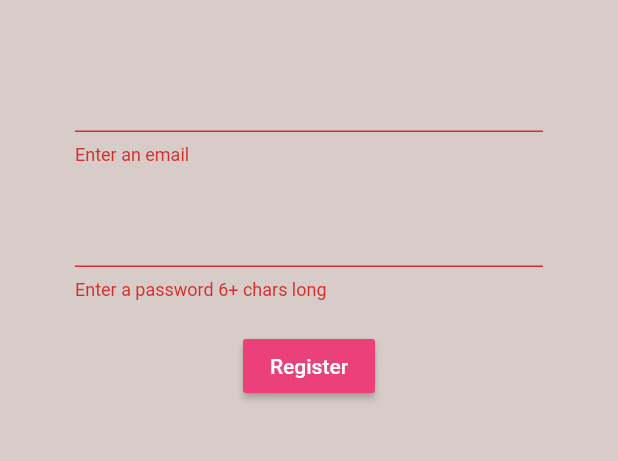
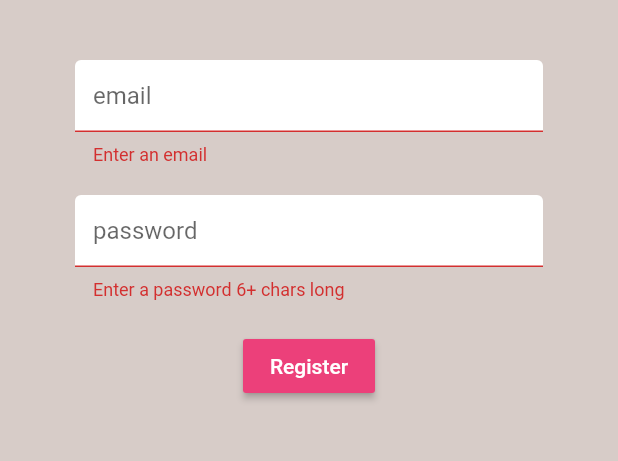
Before and after one commit to shashwat1998/flutterTutorial, a Flutter app: the Register screen opened directly, after a tap on "Register", on a phone screen of 412 x 824 dp, the part 84-545 px from its top. Run offline on Flutter 3.47's test engine with Material 2 defaults, Android fonts, the phone set to English and light mode, and no system bars; our stand-ins replace firebase_auth, flutter_spinkit; accounts and stored records are empty.

Commit message:
Add text decorations
-
-
-

```diff
--- a/brew_crew/lib/main.dart
+++ b/brew_crew/lib/main.dart
@@ -1,4 +1,4 @@
-import 'screens/wrapper.dart';
+import 'package:brewcrew/screens/wrapper.dart';
 import 'package:flutter/material.dart';
 
 void main() => runApp(MyApp());
--- a/brew_crew/lib/screens/authenticate/authenticate.dart
+++ b/brew_crew/lib/screens/authenticate/authenticate.dart
@@ -1,5 +1,5 @@
-import 'sign_in.dart';
-import 'register.dart';
+import 'package:brewcrew/screens/authenticate/sign_in.dart';
+import 'package:brewcrew/screens/authenticate/register.dart';
 import 'package:flutter/material.dart';
 
 
--- a/brew_crew/lib/screens/authenticate/register.dart
+++ b/brew_crew/lib/screens/authenticate/register.dart
@@ -1,4 +1,6 @@
-import '../../services/auth.dart';
+import 'package:brewcrew/shared/constants.dart';
+
+import 'package:brewcrew/services/auth.dart';
 import 'package:flutter/material.dart';
 
 class Register extends StatefulWidget {
@@ -44,6 +46,7 @@ class _RegisterState extends State<Register> {
             children: <Widget>[
               SizedBox(height: 20.0),
               TextFormField(
+                decoration: textInputDecoration.copyWith(hintText: 'email'),
                 validator: (val) => val.isEmpty ? 'Enter an email' : null,
                 onChanged: (val) {
                   setState(() => email = val);
@@ -51,6 +54,7 @@ class _RegisterState extends State<Register> {
               ),
               SizedBox(height: 20.0),
               TextFormField(
+                decoration: textInputDecoration.copyWith(hintText: 'password'),
                 obscureText: true,
                 validator: (val) => val.length < 6 ? 'Enter a password 6+ chars long' : null,
                 onChanged: (val) {
--- a/brew_crew/lib/screens/authenticate/sign_in.dart
+++ b/brew_crew/lib/screens/authenticate/sign_in.dart
@@ -1,4 +1,6 @@
-import '../../services/auth.dart';
+import 'package:brewcrew/shared/constants.dart';
+
+import 'package:brewcrew/services/auth.dart';
 import 'package:flutter/material.dart';
 
 class SignIn extends StatefulWidget {
@@ -44,6 +46,7 @@ class _SignInState extends State<SignIn> {
             children: <Widget>[
               SizedBox(height: 20.0),
               TextFormField(
+                decoration: textInputDecoration.copyWith(hintText: 'email'),
                 validator: (val) => val.isEmpty ? 'Enter an email' : null,
                 onChanged: (val) {
                   setState(() => email = val);
@@ -51,6 +54,7 @@ class _SignInState extends State<SignIn> {
               ),
               SizedBox(height: 20.0),
               TextFormField(
+                decoration: textInputDecoration.copyWith(hintText: 'password'),
                 obscureText: true,
                 validator: (val) => val.length < 6 ? 'Enter a password 6+ chars long' : null,
                 onChanged: (val) {
--- a/brew_crew/lib/screens/home/home.dart
+++ b/brew_crew/lib/screens/home/home.dart
@@ -1,5 +1,5 @@
 
-import '../../services/auth.dart';
+import 'package:brewcrew/services/auth.dart';
 import 'package:flutter/material.dart';
 
 class Home extends StatelessWidget {
--- a/brew_crew/lib/screens/wrapper.dart
+++ b/brew_crew/lib/screens/wrapper.dart
@@ -1,7 +1,7 @@
-import 'authenticate/authenticate.dart';
-import 'home/home.dart';
+import 'package:brewcrew/screens/authenticate/authenticate.dart';
+import 'package:brewcrew/screens/home/home.dart';
 import 'package:flutter/material.dart';
-import '../models/user.dart';
+import 'package:brewcrew/models/user.dart';
 import 'package:provider/provider.dart';
 
 class Wrapper extends StatelessWidget {
--- a/brew_crew/lib/services/auth.dart
+++ b/brew_crew/lib/services/auth.dart
@@ -1,5 +1,5 @@
 import 'package:firebase_auth/firebase_auth.dart';
-import '../models/user.dart';
+import 'package:brewcrew/models/user.dart';
 class AuthService {
 
   final FirebaseAuth _auth = FirebaseAuth.instance;
--- /dev/null
+++ b/brew_crew/lib/shared/constants.dart
@@ -0,0 +1,13 @@
+import 'package:flutter/material.dart';
+
+const textInputDecoration = InputDecoration(
+  fillColor: Colors.white,
+  filled: true,
+  contentPadding: EdgeInsets.all(12.0),
+  enabledBorder: OutlineInputBorder(
+    borderSide: BorderSide(color: Colors.white, width: 2.0),
+  ),
+  focusedBorder: OutlineInputBorder(
+    borderSide: BorderSide(color: Colors.pink, width: 2.0),
+  ),
+);
```
